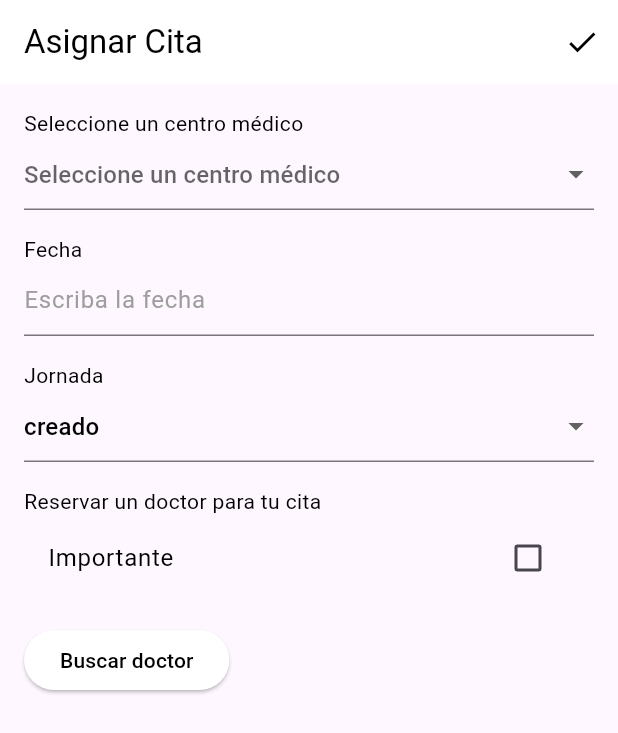
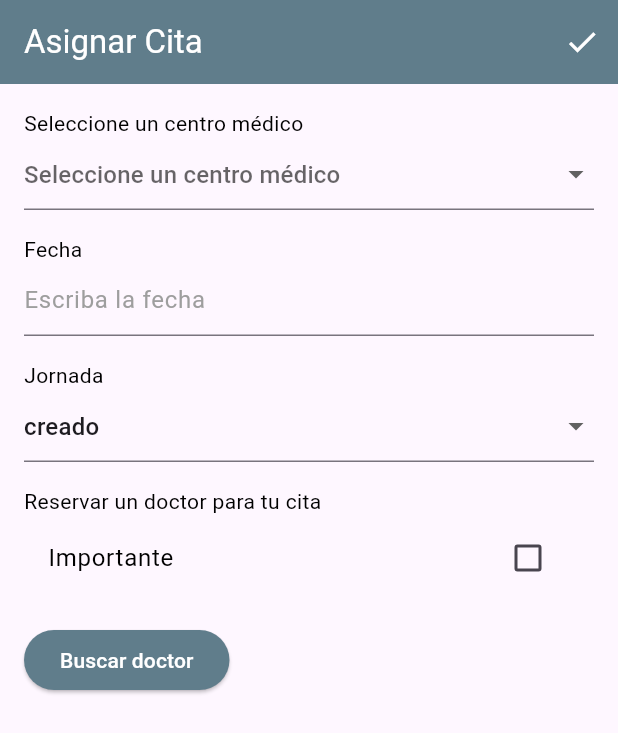
Before and after one commit to anakinSkywalker95/prueba_Josue_Erazo, a Flutter app: the CitaPage screen opened by its route, on a phone screen of 412 x 824 dp. Shown: the top 733 px of the screen. Run offline on Flutter 3.47's test engine with Material 3 defaults, Android fonts, the phone set to English and light mode, and no system bars; our stand-ins replace cloud_firestore, firebase_core, go_router; accounts and stored records are empty.

Commit message:
mejora page citas

```diff
--- a/lib/pages/cita.dart
+++ b/lib/pages/cita.dart
@@ -1,4 +1,3 @@
-
 import 'package:flutter/material.dart';
 import 'package:go_router/go_router.dart';
 import 'package:tarea/services/firestore.dart';
@@ -51,11 +50,12 @@ class _CitaPageState extends State<CitaPage> {
   Widget build(BuildContext context) {
     return Scaffold(
       appBar: AppBar(
-        title: const Text("Asignar Cita", style: TextStyle(color: Colors.black, fontFamily: 'Roboto')),
-        backgroundColor: Colors.white,
+        title:
+            const Text("Asignar Cita", style: TextStyle(color: Colors.white)),
+        backgroundColor: Colors.blueGrey,
         actions: [
           IconButton(
-            icon: const Icon(Icons.check, color: Colors.black),
+            icon: const Icon(Icons.check, color: Colors.white),
             onPressed: () {
               if (widget.docID == null) {
                 firebaseService.addNote(
@@ -83,7 +83,8 @@ class _CitaPageState extends State<CitaPage> {
         child: Column(
           crossAxisAlignment: CrossAxisAlignment.start,
           children: [
-            const Text("Seleccione un centro médico", style: TextStyle(color: Colors.black, fontFamily: 'Roboto')),
+            const Text("Seleccione un centro médico",
+                style: TextStyle(color: Colors.black)),
             DropdownButtonFormField<String>(
               value: centroController.text.isNotEmpty
                   ? centroController.text
@@ -101,22 +102,24 @@ class _CitaPageState extends State<CitaPage> {
               ].map<DropdownMenuItem<String>>((String value) {
                 return DropdownMenuItem<String>(
                   value: value,
-                  child: Text(value, style: const TextStyle(color: Colors.black, fontFamily: 'Roboto')),
+                  child: Text(value),
                 );
               }).toList(),
               decoration: const InputDecoration(
                 hintText: 'Seleccione un centro médico',
-                hintStyle: TextStyle(color: Colors.grey, fontFamily: 'Roboto'),
+                hintStyle: TextStyle(color: Colors.grey),
               ),
             ),
             const SizedBox(height: 16.0),
-            const Text("Fecha", style: TextStyle(color: Colors.black, fontFamily: 'Roboto')),
+            const Text("Fecha", style: TextStyle(color: Colors.black)),
             TextField(
               controller: textController,
-              decoration: const InputDecoration(hintText: 'Escriba la fecha', hintStyle: TextStyle(color: Colors.grey, fontFamily: 'Roboto')),
+              decoration: const InputDecoration(
+                  hintText: 'Escriba la fecha',
+                  hintStyle: TextStyle(color: Colors.grey)),
             ),
             const SizedBox(height: 16.0),
-            const Text("Jornada", style: TextStyle(color: Colors.black, fontFamily: 'Roboto')),
+            const Text("Jornada", style: TextStyle(color: Colors.black)),
             DropdownButtonFormField<String>(
               value: estado.isNotEmpty ? estado : null,
               onChanged: (String? newValue) {
@@ -128,16 +131,17 @@ class _CitaPageState extends State<CitaPage> {
                   .map<DropdownMenuItem<String>>((String value) {
                 return DropdownMenuItem<String>(
                   value: value,
-                  child: Text(value, style: const TextStyle(color: Colors.black, fontFamily: 'Roboto')),
+                  child: Text(value),
                 );
               }).toList(),
               decoration: const InputDecoration(
                 hintText: 'Seleccione la jornada',
-                hintStyle: TextStyle(color: Colors.grey, fontFamily: 'Roboto'),
+                hintStyle: TextStyle(color: Colors.grey),
               ),
             ),
             const SizedBox(height: 16.0),
-            const Text("Reservar un doctor para tu cita", style: TextStyle(color: Colors.black, fontFamily: 'Roboto')),
+            const Text("Reservar un doctor para tu cita",
+                style: TextStyle(color: Colors.black)),
             CheckboxListTile(
               value: importante,
               onChanged: (bool? newValue) {
@@ -145,15 +149,17 @@ class _CitaPageState extends State<CitaPage> {
                   importante = newValue!;
                 });
               },
-              title: const Text('Importante', style: TextStyle(color: Colors.black, fontFamily: 'Roboto')),
+              title: const Text('Importante',
+                  style: TextStyle(color: Colors.black)),
             ),
             const SizedBox(height: 16.0),
             ElevatedButton(
               onPressed: () {
                 // Agrega lógica para buscar doctor
               },
-              style: ElevatedButton.styleFrom(backgroundColor: Colors.white),
-              child: const Text('Buscar doctor', style: TextStyle(color: Colors.black, fontFamily: 'Roboto')),
+              style: ElevatedButton.styleFrom(backgroundColor: Colors.blueGrey),
+              child: const Text('Buscar doctor',
+                  style: TextStyle(color: Colors.white)),
             ),
           ],
         ),
```
Also changed, not shown: lib/pages/agenda.dart (+21 -12 lines).
